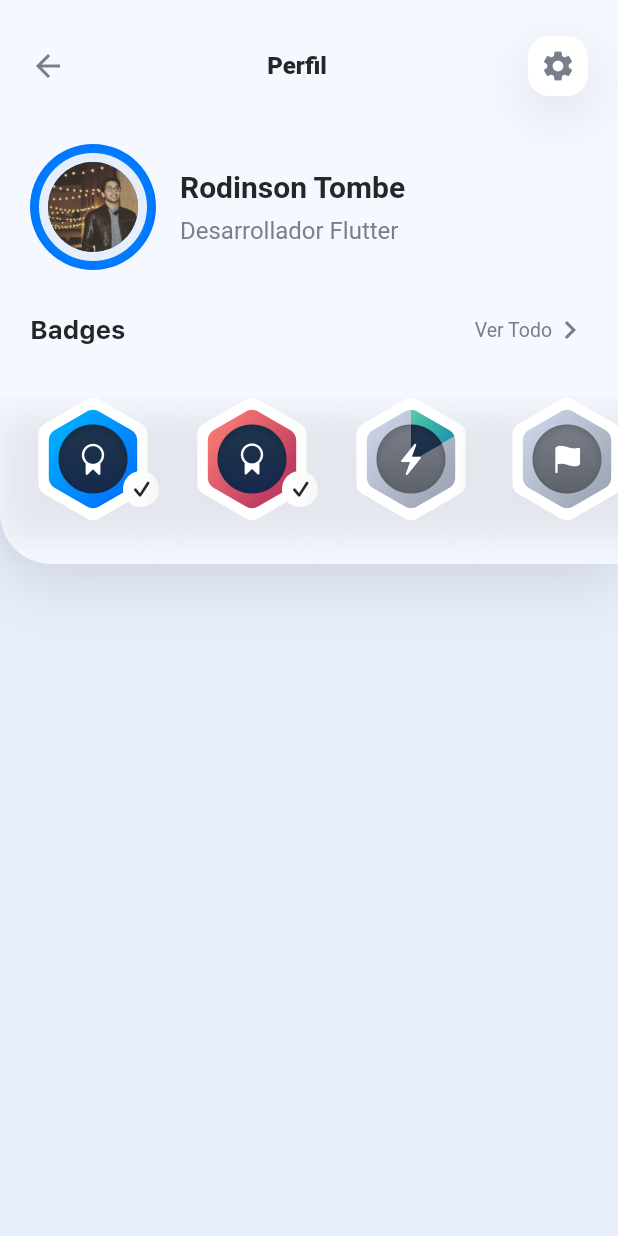
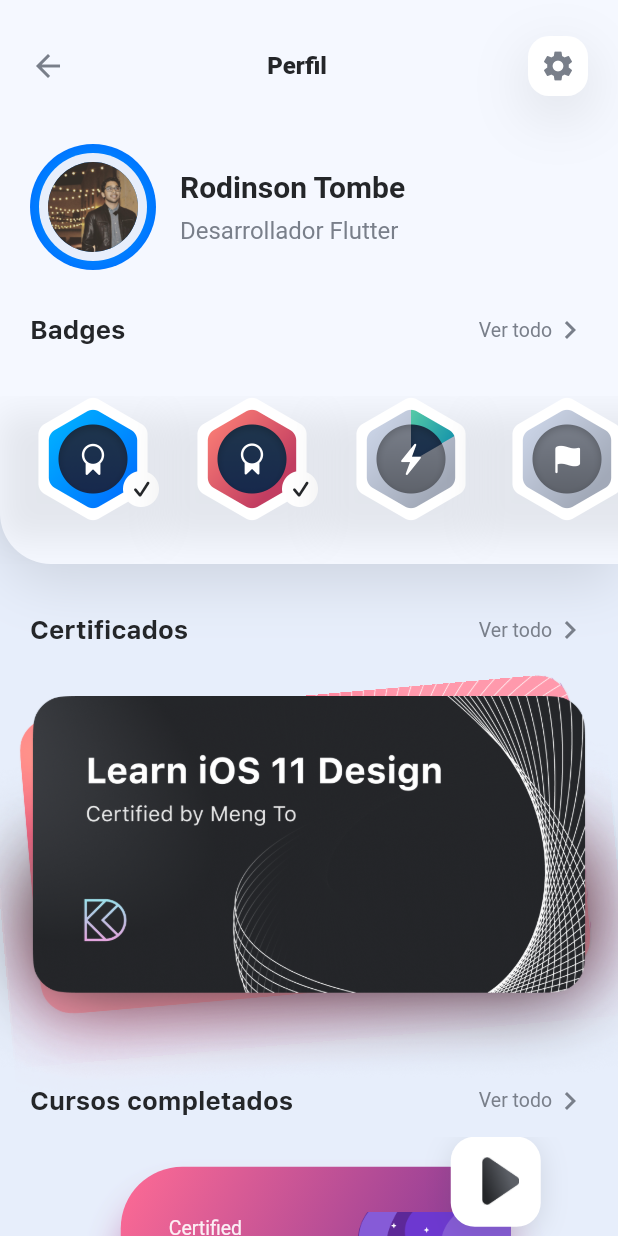
Before and after one commit to rodinson17/flutter-desing, a Flutter app: the ProfileScreen screen opened directly, on a phone screen of 412 x 824 dp. Run offline on Flutter 3.47's test engine with Material 2 defaults, Android fonts, the phone set to English and light mode, and no system bars; our stand-ins replace sliding_up_panel.

Commit message:
22. utilizing widgets across multiple screens

```diff
--- /dev/null
+++ b/lib/components/cards/completed_courses_card.dart
@@ -0,0 +1,105 @@
+import 'package:flutter/material.dart';
+import 'package:myapp/model/course.dart';
+
+import '../../constants.dart';
+
+
+class completedCoursesCard extends StatelessWidget {
+  completedCoursesCard({this.course});
+  Course course;
+
+  @override
+  Widget build(BuildContext context) {
+    return Container(
+      child: Stack(
+        alignment: Alignment.topRight,
+        children: [
+        Padding(
+          padding: EdgeInsets.only(top: 20.0, right: 20.0,),
+          child: Container(
+            decoration: BoxDecoration(
+                gradient: course.background,
+                borderRadius: BorderRadius.circular(41.0),
+                boxShadow: [
+                  BoxShadow(
+                      color: course.background.colors[0].withOpacity(0.3),
+                      offset: Offset(0, 20),
+                      blurRadius: 20.0
+                  ),
+                  BoxShadow(
+                      color: course.background.colors[1].withOpacity(0.3),
+                      offset: Offset(0, 20),
+                      blurRadius: 20.0
+                  ),
+                ],),
+            child: ClipRRect(
+              borderRadius: BorderRadius.circular(41.0),
+              child: Container(
+                height: 140.0,
+                width: 260.0,
+                child: Stack(
+                  children: [
+                    Row(
+                      children: [
+                        Spacer(),
+                        Column(
+                          mainAxisAlignment: MainAxisAlignment.end,
+                          crossAxisAlignment: CrossAxisAlignment.end,
+                          children: [
+                            Image.asset(
+                              'asset/illustrations/${course.illustration}',
+                              fit: BoxFit.cover,
+                              height: 110,
+                            ),
+                          ],
+                        ),
+                      ],
+                    ),
+                    Padding(
+                      padding: EdgeInsets.all(32.0),
+                      child: Column(
+                        mainAxisAlignment: MainAxisAlignment.center,
+                        crossAxisAlignment: CrossAxisAlignment.start,
+                        children: [
+                          Text(
+                            course.courseSubtitle,
+                            style: kCardSubtitleStyle,
+                          ),
+                          SizedBox(
+                            height: 6.0,
+                          ),
+                          Text(
+                            course.courseTitle,
+                            style: kCardTitleStyle,
+                          )
+                        ],
+                      ),
+                    ),
+                  ],
+                ),
+              ),
+            ),
+          ),
+        ),
+        Container(
+          child: Image.asset('asset/icons/icon-play.png'),
+          width: 60.0,
+          height: 60.0,
+          decoration: BoxDecoration(
+              color: Colors.white,
+              borderRadius: BorderRadius.circular(16.0),
+              boxShadow: [
+                BoxShadow(
+                    color: kShadowColor, offset: Offset(0, 4), blurRadius: 16.0,)
+              ]),
+          padding: EdgeInsets.only(
+            top: 12.5,
+            bottom: 13.5,
+            left: 20.5,
+            right: 14.5,
+          ),
+        )
+      ]),
+    );
+  }
+}
--- /dev/null
+++ b/lib/components/lists/complete_courses_lists.dart
@@ -0,0 +1,61 @@
+import 'package:flutter/material.dart';
+
+import 'package:myapp/model/course.dart';
+import 'package:myapp/components/cards/completed_courses_card.dart';
+
+class CompletedCoursesList extends StatefulWidget {
+  @override
+  _CompletedCoursesListState createState() => _CompletedCoursesListState();
+}
+
+class _CompletedCoursesListState extends State<CompletedCoursesList> {
+  List<Container> indicators = [];
+  int currentPage = 0;
+  Widget updateIndicators() {
+    return Row(
+      mainAxisAlignment: MainAxisAlignment.center,
+      children: completedCourses.map( (course) {
+        var index = completedCourses.indexOf(course);
+        return Container(
+          width: 7.0,
+          height: 7.0,
+          margin: EdgeInsets.symmetric(horizontal: 6.0),
+          decoration: BoxDecoration(
+            shape: BoxShape.circle,
+            color: currentPage == index ? Color(0xFF0971FE) : Color(0xFFA6EBD)
+          ),
+        );
+      }).toList(),
+    );
+  }
+
+  @override
+  Widget build(BuildContext context) {
+    return Column(
+      children: [
+        Container(
+          height: 200.0,
+          width: double.infinity,
+          child: PageView.builder(
+            itemBuilder: (context, index) {
+              return Opacity(
+                opacity: currentPage == index ? 1.0 : 0.0,
+                child: completedCoursesCard(
+                  course: completedCourses[index],
+                ),
+              );
+            },
+            itemCount: completedCourses.length,
+            onPageChanged: (index) {
+              setState(() {
+                currentPage = index;
+              });
+            },
+            controller: PageController(initialPage: 0, viewportFraction: 0.75),
+          ),
+        ),
+        updateIndicators(),
+      ],
+    );
+  }
+}
--- a/lib/screens/profile_screen.dart
+++ b/lib/screens/profile_screen.dart
@@ -2,7 +2,11 @@ import 'dart:io';
 
 import 'package:flutter/cupertino.dart';
 import 'package:flutter/material.dart';
+import 'package:myapp/components/cards/completed_courses_card.dart';
+import 'package:myapp/components/lists/certificate_viewer.dart';
+import 'package:myapp/components/lists/complete_courses_lists.dart';
 import 'package:myapp/constants.dart';
+import 'package:myapp/model/course.dart';
 
 class ProfileScreen extends StatelessWidget {
   final List<String> badges = [
@@ -158,7 +162,7 @@ class ProfileScreen extends StatelessWidget {
                                 Row(
                                   children: [
                                     Text(
-                                      "Ver Todo",
+                                      "Ver todo",
                                       style: kSearchPlaceholderStyle,
                                     ),
                                     Icon(
@@ -203,6 +207,75 @@ class ProfileScreen extends StatelessWidget {
                 ),
               ),
             ),
+            Padding(
+              padding: EdgeInsets.only(
+                top: 32.0,
+                left: 20.0,
+                right: 20.0,
+                bottom: 12.0,
+              ),
+              child: Column(
+                children: [
+                  Row(
+                    mainAxisAlignment: MainAxisAlignment.spaceBetween,
+                    children: [
+                      Text(
+                        "Certificados",
+                        style: kHeadlineLabelStyle,
+                      ),
+                      Row(
+                        children: [
+                          Text(
+                            "Ver todo",
+                            style: kSearchPlaceholderStyle,
+                          ),
+                          Icon(
+                            Icons.chevron_right,
+                            color: kSecondaryLabelColor,
+                          ),
+                        ],
+                      ),
+                    ],
+                  ),
+                ],
+              ),
+            ),
+            CertificateViewer(),
+            Padding(
+              padding: EdgeInsets.only(
+                left: 20.0,
+                right: 20.0,
+                bottom: 12.0,
+              ),
+              child: Column(
+                children: [
+                  Row(
+                    mainAxisAlignment: MainAxisAlignment.spaceBetween,
+                    children: [
+                      Text(
+                        "Cursos completados",
+                        style: kHeadlineLabelStyle,
+                      ),
+                      Row(
+                        children: [
+                          Text(
+                            "Ver todo",
+                            style: kSearchPlaceholderStyle,
+                          ),
+                          Icon(
+                            Icons.chevron_right,
+                            color: kSecondaryLabelColor,
+                          ),
+                        ],
+                      ),
+                    ],
+                  ),
+                ],
+              ),
+            ),
+            CompletedCoursesList(),
+            SizedBox(height: 28.0,),
+
           ],
         ),
       ),
```
